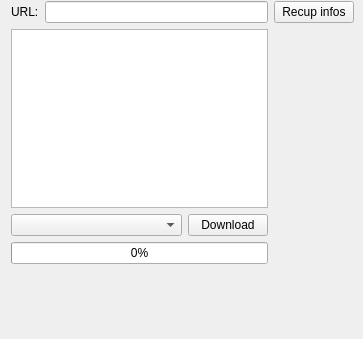
DinohRatiarisandy/yt-downloader, file ui/main_window.ui: the form before one commit.
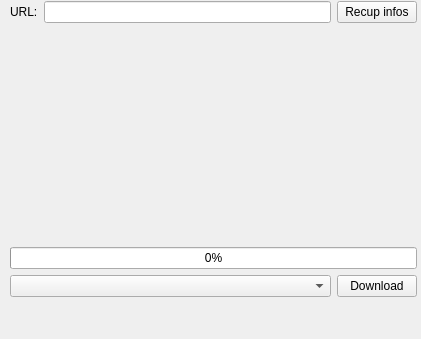
The form after the commit.

Commit message: feat: show the video's thumbnail

What changed in the file:
```diff
--- a/ui/main_window.ui
+++ b/ui/main_window.ui
@@ -9,19 +9,19 @@
    <rect>
     <x>0</x>
     <y>0</y>
-    <width>363</width>
+    <width>421</width>
     <height>339</height>
    </rect>
   </property>
   <property name="minimumSize">
    <size>
-    <width>363</width>
+    <width>421</width>
     <height>339</height>
    </size>
   </property>
   <property name="maximumSize">
    <size>
-    <width>363</width>
+    <width>421</width>
     <height>339</height>
    </size>
   </property>
@@ -29,13 +29,13 @@
    <string>Video Downloader</string>
   </property>
   <widget class="QWidget" name="centralwidget">
-   <widget class="QWidget" name="">
+   <widget class="QWidget" name="layoutWidget">
     <property name="geometry">
      <rect>
-      <x>11</x>
+      <x>10</x>
       <y>1</y>
-      <width>343</width>
-      <height>283</height>
+      <width>407</width>
+      <height>316</height>
      </rect>
     </property>
     <layout class="QGridLayout" name="gridLayout_4">
@@ -60,19 +60,42 @@
        </property>
       </widget>
      </item>
-     <item row="1" column="0">
+     <item row="2" column="0" colspan="2">
       <layout class="QGridLayout" name="gridLayout_3">
-       <item row="1" column="1">
+       <item row="2" column="0">
+        <widget class="QComboBox" name="combo_format"/>
+       </item>
+       <item row="2" column="1">
         <widget class="QPushButton" name="btn_download">
          <property name="text">
           <string>Download</string>
          </property>
         </widget>
        </item>
-       <item row="1" column="0">
-        <widget class="QComboBox" name="combo_format"/>
+       <item row="0" column="0" colspan="2">
+        <layout class="QGridLayout" name="gridLayout">
+         <item row="2" column="0">
+          <widget class="QLabel" name="label_thumbnail">
+           <property name="minimumSize">
+            <size>
+             <width>320</width>
+             <height>180</height>
+            </size>
+           </property>
+           <property name="maximumSize">
+            <size>
+             <width>320</width>
+             <height>180</height>
+            </size>
+           </property>
+           <property name="text">
+            <string/>
+           </property>
+          </widget>
+         </item>
+        </layout>
        </item>
-       <item row="3" column="0">
+       <item row="4" column="0">
         <spacer name="horizontalSpacer">
          <property name="orientation">
           <enum>Qt::Horizontal</enum>
@@ -85,14 +108,7 @@
          </property>
         </spacer>
        </item>
-       <item row="0" column="0" colspan="2">
-        <layout class="QGridLayout" name="gridLayout">
-         <item row="1" column="0">
-          <widget class="QGraphicsView" name="graphicsView"/>
-         </item>
-        </layout>
-       </item>
-       <item row="2" column="0" colspan="2">
+       <item row="1" column="0" colspan="2">
         <widget class="QProgressBar" name="progressBar_download">
          <property name="enabled">
           <bool>true</bool>
@@ -113,6 +129,13 @@
        </item>
       </layout>
      </item>
+     <item row="1" column="0" colspan="2">
+      <widget class="QLabel" name="label_video_title">
+       <property name="text">
+        <string/>
+       </property>
+      </widget>
+     </item>
     </layout>
    </widget>
   </widget>
```
Left out of the diff: 2 changed lines with no effect on the pictures. The commit also changes 2 other files.
